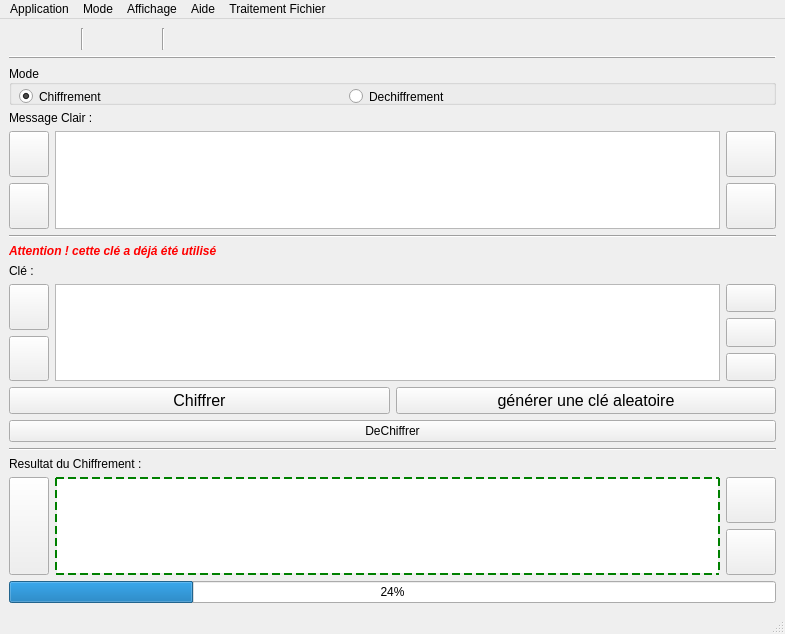
First picture: the form in mainwindow.ui, repository bemmofulbert/Vernam_crypt_App, before the edit.
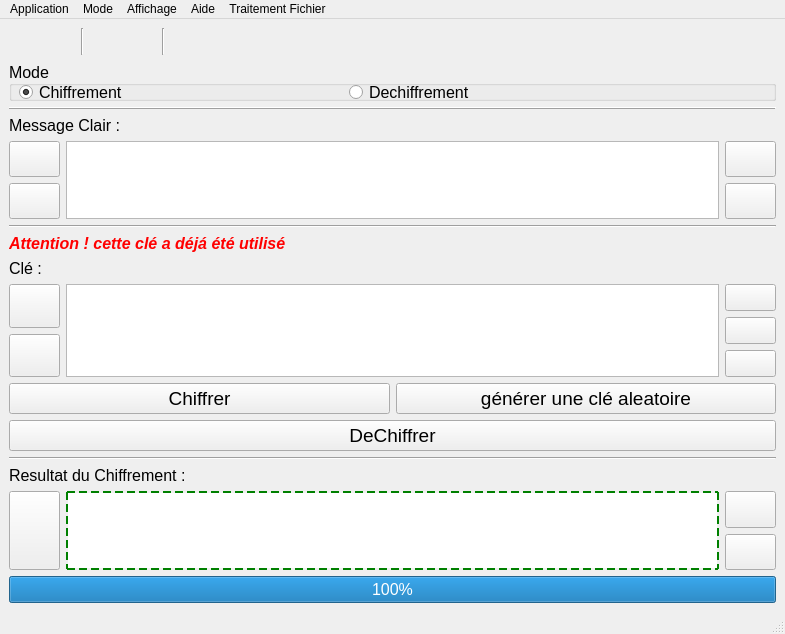
Second picture: the form after the edit. Icons and pictures are not drawn.

The edit to the form file:
```diff
--- a/mainwindow.ui
+++ b/mainwindow.ui
@@ -67,7 +67,7 @@
         </property>
         <property name="font">
          <font>
-          <pointsize>14</pointsize>
+          <pointsize>12</pointsize>
          </font>
         </property>
         <property name="tabletTracking">
@@ -111,6 +111,11 @@
           <height>16777215</height>
          </size>
         </property>
+        <property name="font">
+         <font>
+          <pointsize>12</pointsize>
+         </font>
+        </property>
         <property name="toolTip">
          <string>Effacer le contenu de tous les champs</string>
         </property>
@@ -131,6 +136,11 @@
       </item>
       <item>
        <widget class="Line" name="line_4">
+        <property name="font">
+         <font>
+          <pointsize>12</pointsize>
+         </font>
+        </property>
         <property name="orientation">
          <enum>Qt::Vertical</enum>
         </property>
@@ -150,6 +160,11 @@
           <height>16777215</height>
          </size>
         </property>
+        <property name="font">
+         <font>
+          <pointsize>12</pointsize>
+         </font>
+        </property>
         <property name="toolTip">
          <string>zoomer</string>
         </property>
@@ -182,6 +197,11 @@
           <height>16777215</height>
          </size>
         </property>
+        <property name="font">
+         <font>
+          <pointsize>12</pointsize>
+         </font>
+        </property>
         <property name="toolTip">
          <string>dezoomer</string>
         </property>
@@ -202,6 +222,11 @@
       </item>
       <item>
        <widget class="Line" name="line_5">
+        <property name="font">
+         <font>
+          <pointsize>12</pointsize>
+         </font>
+        </property>
         <property name="orientation">
          <enum>Qt::Vertical</enum>
         </property>
@@ -215,6 +240,11 @@
           <height>16777215</height>
          </size>
         </property>
+        <property name="font">
+         <font>
+          <pointsize>12</pointsize>
+         </font>
+        </property>
         <property name="text">
          <string/>
         </property>
@@ -231,6 +261,11 @@
           <height>16777215</height>
          </size>
         </property>
+        <property name="font">
+         <font>
+          <pointsize>12</pointsize>
+         </font>
+        </property>
         <property name="toolTip">
          <string>Activer/desactiver le Dark Mode</string>
         </property>
@@ -251,6 +286,11 @@
       </item>
       <item>
        <spacer name="horizontalSpacer">
+        <property name="font">
+         <font>
+          <pointsize>12</pointsize>
+         </font>
+        </property>
         <property name="orientation">
          <enum>Qt::Horizontal</enum>
         </property>
@@ -276,6 +316,11 @@
           <height>16777215</height>
          </size>
         </property>
+        <property name="font">
+         <font>
+          <pointsize>12</pointsize>
+         </font>
+        </property>
         <property name="text">
          <string/>
         </property>
@@ -283,16 +328,6 @@
       </item>
      </layout>
     </item>
-    <item>
-     <widget class="Line" name="line">
-      <property name="frameShadow">
-       <enum>QFrame::Raised</enum>
-      </property>
-      <property name="orientation">
-       <enum>Qt::Horizontal</enum>
-      </property>
-     </widget>
-    </item>
     <item>
      <widget class="QGroupBox" name="groupBox">
       <property name="sizePolicy">
@@ -307,6 +342,11 @@
         <height>40</height>
        </size>
       </property>
+      <property name="font">
+       <font>
+        <pointsize>12</pointsize>
+       </font>
+      </property>
       <property name="toolTip">
        <string>Doit-on chiffrer le texte ou le dechiffrer</string>
       </property>
@@ -348,6 +388,8 @@
        </property>
        <property name="font">
         <font>
+         <pointsize>12</pointsize>
+         <weight>50</weight>
          <bold>false</bold>
         </font>
        </property>
@@ -387,6 +429,8 @@
        </property>
        <property name="font">
         <font>
+         <pointsize>12</pointsize>
+         <weight>50</weight>
          <bold>false</bold>
         </font>
        </property>
@@ -402,8 +446,28 @@
       </widget>
      </widget>
     </item>
+    <item>
+     <widget class="Line" name="line">
+      <property name="font">
+       <font>
+        <pointsize>12</pointsize>
+       </font>
+      </property>
+      <property name="frameShadow">
+       <enum>QFrame::Raised</enum>
+      </property>
+      <property name="orientation">
+       <enum>Qt::Horizontal</enum>
+      </property>
+     </widget>
+    </item>
     <item>
      <widget class="QLabel" name="lab_mes">
+      <property name="font">
+       <font>
+        <pointsize>12</pointsize>
+       </font>
+      </property>
       <property name="text">
        <string>Message Clair :</string>
       </property>
@@ -433,6 +497,11 @@
             <verstretch>0</verstretch>
            </sizepolicy>
           </property>
+          <property name="font">
+           <font>
+            <pointsize>12</pointsize>
+           </font>
+          </property>
           <property name="toolTip">
            <string>Ouvrir un fichier</string>
           </property>
@@ -453,6 +522,11 @@
             <verstretch>0</verstretch>
            </sizepolicy>
           </property>
+          <property name="font">
+           <font>
+            <pointsize>12</pointsize>
+           </font>
+          </property>
           <property name="toolTip">
            <string>Enregistrer</string>
           </property>
@@ -469,6 +543,11 @@
       </item>
       <item>
        <widget class="QPlainTextEdit" name="ptex_mes">
+        <property name="font">
+         <font>
+          <pointsize>12</pointsize>
+         </font>
+        </property>
         <property name="toolTip">
          <string>Message a traiter</string>
         </property>
@@ -505,6 +584,11 @@
             <height>0</height>
            </size>
           </property>
+          <property name="font">
+           <font>
+            <pointsize>12</pointsize>
+           </font>
+          </property>
           <property name="cursor">
            <cursorShape>PointingHandCursor</cursorShape>
           </property>
@@ -543,6 +627,11 @@
             <verstretch>0</verstretch>
            </sizepolicy>
           </property>
+          <property name="font">
+           <font>
+            <pointsize>12</pointsize>
+           </font>
+          </property>
           <property name="toolTip">
            <string>Copier</string>
           </property>
@@ -561,6 +650,11 @@
     </item>
     <item>
      <widget class="Line" name="line_2">
+      <property name="font">
+       <font>
+        <pointsize>12</pointsize>
+       </font>
+      </property>
       <property name="orientation">
        <enum>Qt::Horizontal</enum>
       </property>
@@ -570,6 +664,8 @@
      <widget class="QLabel" name="lab_avert">
       <property name="font">
        <font>
+        <pointsize>12</pointsize>
+        <weight>75</weight>
         <italic>true</italic>
         <bold>true</bold>
        </font>
@@ -584,6 +680,11 @@
     </item>
     <item>
      <widget class="QLabel" name="label_2">
+      <property name="font">
+       <font>
+        <pointsize>12</pointsize>
+       </font>
+      </property>
       <property name="text">
        <string>Clé :</string>
       </property>
@@ -613,6 +714,11 @@
             <verstretch>0</verstretch>
            </sizepolicy>
           </property>
+          <property name="font">
+           <font>
+            <pointsize>12</pointsize>
+           </font>
+          </property>
           <property name="toolTip">
            <string>Ouvrir un fichier</string>
           </property>
@@ -633,6 +739,11 @@
             <verstretch>0</verstretch>
            </sizepolicy>
           </property>
+          <property name="font">
+           <font>
+            <pointsize>12</pointsize>
+           </font>
+          </property>
           <property name="toolTip">
            <string>Enregistrer la Cle</string>
           </property>
@@ -649,6 +760,11 @@
       </item>
       <item>
        <widget class="QPlainTextEdit" name="ptex_key">
+        <property name="font">
+         <font>
+          <pointsize>12</pointsize>
+         </font>
+        </property>
         <property name="toolTip">
          <string>Cle</string>
         </property>
@@ -685,6 +801,11 @@
             <height>0</height>
            </size>
           </property>
+          <property name="font">
+           <font>
+            <pointsize>12</pointsize>
+           </font>
+          </property>
           <property name="toolTip">
            <string>Effacer</string>
           </property>
@@ -714,6 +835,11 @@
             <verstretch>0</verstretch>
            </sizepolicy>
           </property>
+          <property name="font">
+           <font>
+            <pointsize>12</pointsize>
+           </font>
+          </property>
           <property name="toolTip">
            <string>Copier</string>
           </property>
@@ -734,6 +860,11 @@
             <verstretch>0</verstretch>
            </sizepolicy>
           </property>
+          <property name="font">
+           <font>
+            <pointsize>12</pointsize>
+           </font>
+          </property>
           <property name="text">
            <string/>
           </property>
@@ -773,7 +904,7 @@
           </property>
           <property name="font">
            <font>
-            <pointsize>12</pointsize>
+            <pointsize>14</pointsize>
            </font>
           </property>
           <property name="cursor">
@@ -804,7 +935,7 @@
           </property>
           <property name="font">
            <font>
-            <pointsize>12</pointsize>
+            <pointsize>14</pointsize>
            </font>
           </property>
           <property name="toolTip">
@@ -832,6 +963,11 @@
       </item>
       <item>
        <widget class="QPushButton" name="but_deChiff">
+        <property name="font">
+         <font>
+          <pointsize>14</pointsize>
+         </font>
+        </property>
         <property name="text">
          <string>DeChiffrer</string>
         </property>
@@ -845,6 +981,11 @@
     </item>
     <item>
      <widget class="Line" name="line_3">
+      <property name="font">
+       <font>
+        <pointsize>12</pointsize>
+       </font>
+      </property>
       <property name="orientation">
        <enum>Qt::Horizontal</enum>
       </property>
@@ -852,8 +993,13 @@
     </item>
     <item>
      <widget class="QLabel" name="lab_result">
+      <property name="font">
+       <font>
+        <pointsize>12</pointsize>
+       </font>
+      </property>
       <property name="text">
-       <string>Resultat du Chiffrement :</string>
+       <string>Resultat du Chiffrement : </string>
       </property>
       <property name="buddy">
        <cstring>ptex_traite</cstring>
@@ -881,6 +1027,11 @@
             <verstretch>0</verstretch>
            </sizepolicy>
           </property>
+          <property name="font">
+           <font>
+            <pointsize>12</pointsize>
+           </font>
+          </property>
           <property name="toolTip">
            <string>Enregistrer</string>
           </property>
@@ -897,6 +1048,11 @@
       </item>
       <item>
        <widget class="QPlainTextEdit" name="ptex_traite">
+        <property name="font">
+         <font>
+          <pointsize>12</pointsize>
+         </font>
+        </property>
         <property name="toolTip">
          <string>Texte Resultat</string>
         </property>
@@ -945,6 +1101,11 @@
             <height>0</height>
            </size>
           </property>
+          <property name="font">
+           <font>
+            <pointsize>12</pointsize>
+           </font>
+          </property>
           <property name="toolTip">
            <string>Effacer</string>
           </property>
@@ -974,6 +1135,11 @@
             <verstretch>0</verstretch>
            </sizepolicy>
           </property>
+          <property name="font">
+           <font>
+            <pointsize>12</pointsize>
+           </font>
+          </property>
           <property name="toolTip">
            <string>Copier</string>
           </property>
@@ -992,8 +1158,13 @@
     </item>
     <item>
      <widget class="QProgressBar" name="progBar_Brouilleur">
+      <property name="font">
+       <font>
+        <pointsize>12</pointsize>
+       </font>
+      </property>
       <property name="value">
-       <number>24</number>
+       <number>100</number>
       </property>
      </widget>
     </item>
```
Left out of the diff: 40 changed lines with no effect on the pictures.
